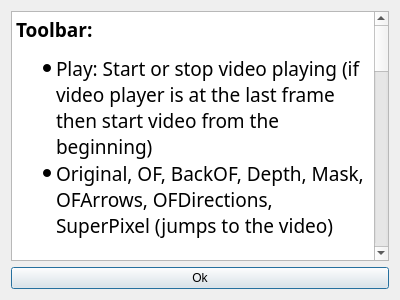
Above: application/mainwindowInfo.ui from kevinhartyanyi/BSC-Thesis before the change. Below: the same form after it.
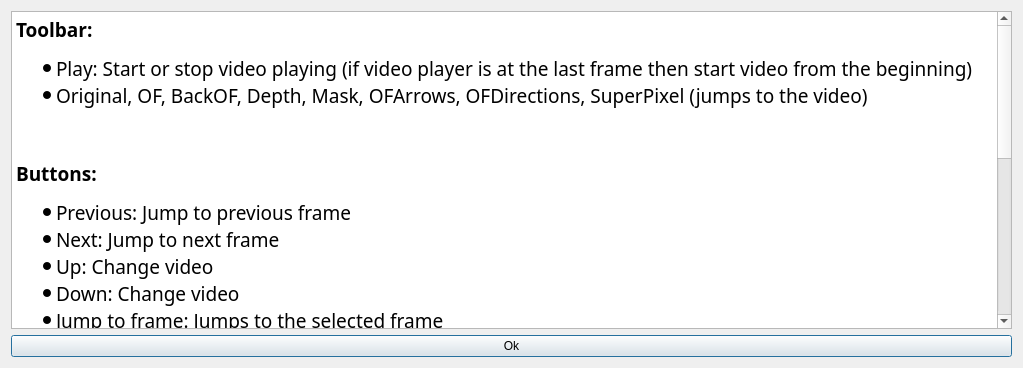
That is the form after the change.

Patch:
```diff
--- a/application/mainwindowInfo.ui
+++ b/application/mainwindowInfo.ui
@@ -6,8 +6,8 @@
    <rect>
     <x>0</x>
     <y>0</y>
-    <width>400</width>
-    <height>300</height>
+    <width>1023</width>
+    <height>368</height>
    </rect>
   </property>
   <property name="windowTitle">
```
